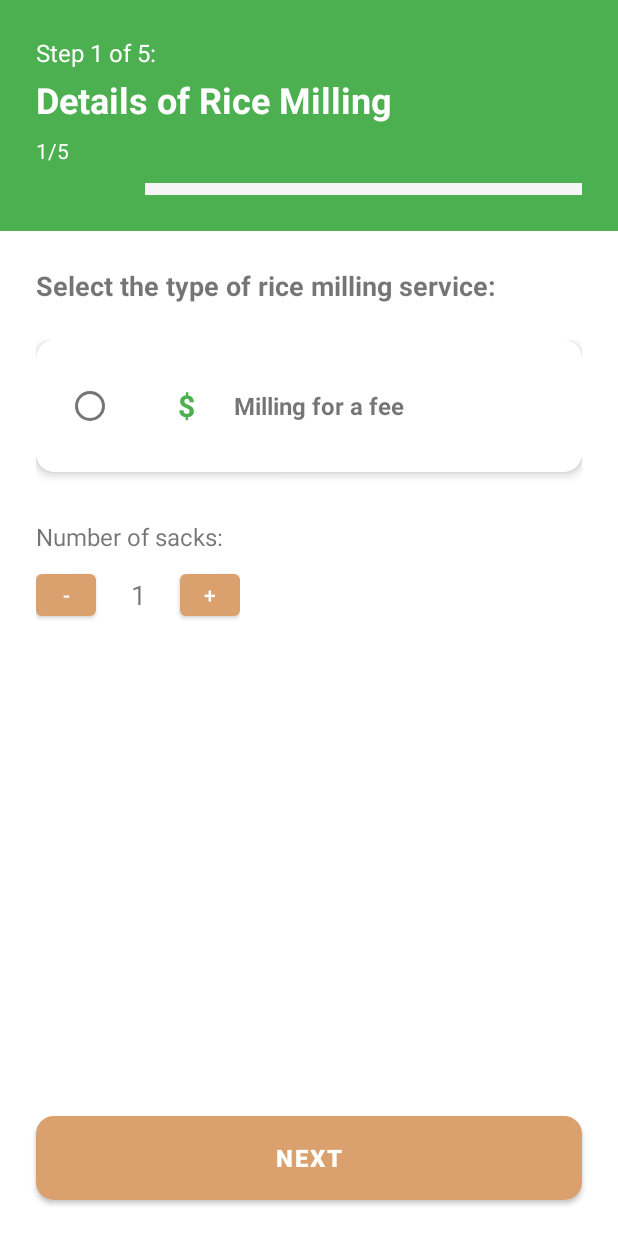
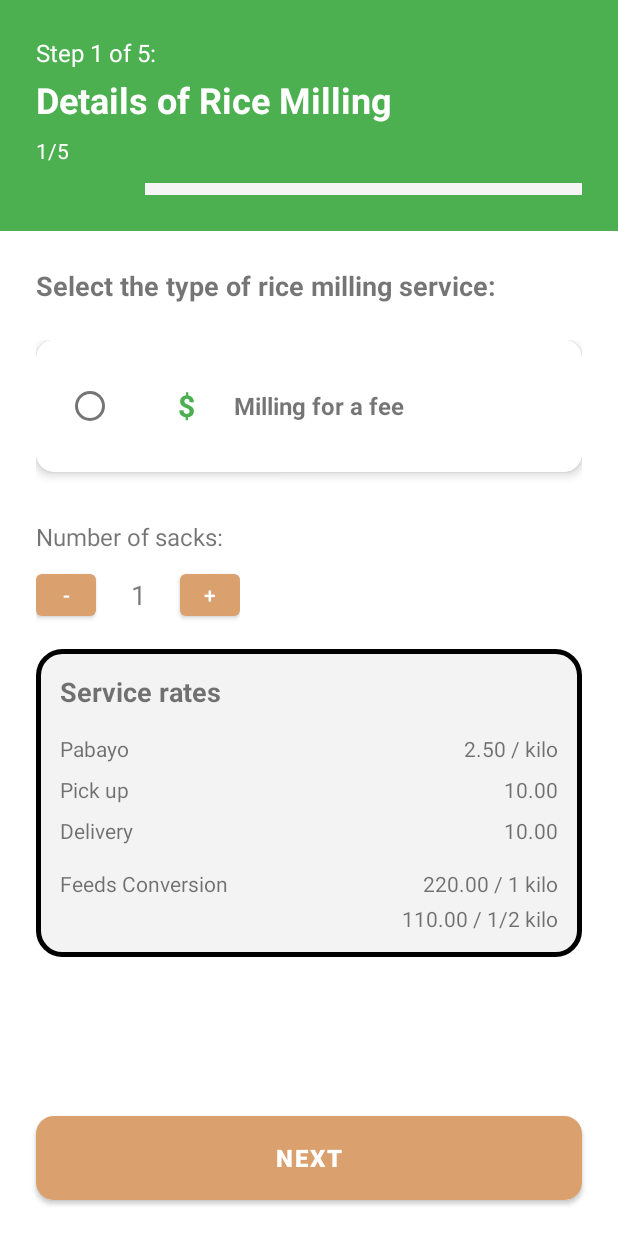
Before and after one commit to Pixiestt/pabayo-app, an Android app: the MillingDetailsFragment screen opened directly, with no data from a screen before it, on a phone screen of 412 x 824 dp. Run offline under Robolectric (Android 15) with nearby library versions, the phone set to English and light mode, and no system bars; network calls fail; 1 statement that could not run was skipped.

Commit message:
service rates sa step 1

```diff
--- a/app/src/main/java/com/example/capstone2/network/ApiClient.kt
+++ b/app/src/main/java/com/example/capstone2/network/ApiClient.kt
@@ -9,7 +9,7 @@ import retrofit2.converter.gson.GsonConverterFactory
 
 
 object ApiClient {
-    private const val BASE_URL = "http://192.168.1.15:8000/"
+    private const val BASE_URL = "http://172.16.29.244:8000/"
 
     private val loggingInterceptor = HttpLoggingInterceptor().apply {
         setLevel(HttpLoggingInterceptor.Level.BODY)
--- a/app/src/main/res/layout/fragment_milling_details.xml
+++ b/app/src/main/res/layout/fragment_milling_details.xml
@@ -19,7 +19,7 @@
             android:id="@+id/tvStepTitle"
             android:layout_width="wrap_content"
             android:layout_height="wrap_content"
-            android:text="Step 1 of 5:"
+            android:text="@string/step_title"
             android:textColor="@color/white"
             android:textSize="16sp" />
 
@@ -27,7 +27,7 @@
             android:layout_width="wrap_content"
             android:layout_height="wrap_content"
             android:layout_marginTop="4dp"
-            android:text="Details of Rice Milling"
+            android:text="@string/details_title"
             android:textColor="@color/white"
             android:textSize="24sp"
             android:textStyle="bold" />
@@ -37,7 +37,7 @@
             android:layout_width="wrap_content"
             android:layout_height="wrap_content"
             android:layout_marginTop="8dp"
-            android:text="1/5"
+            android:text="@string/step_progress_text"
             android:textColor="@color/white"
             android:textSize="14sp" />
 
@@ -82,7 +82,7 @@
             <TextView
                 android:layout_width="wrap_content"
                 android:layout_height="wrap_content"
-                android:text="Select the type of rice milling service:"
+                android:text="@string/select_milling_service"
                 android:textSize="18sp"
                 android:textStyle="bold"
                 android:layout_marginBottom="24dp" />
@@ -121,7 +121,7 @@
                             android:layout_width="32dp"
                             android:layout_height="32dp"
                             android:layout_marginEnd="16dp"
-                            android:text="$"
+                            android:text="@string/currency_dollar"
                             android:textSize="20sp"
                             android:textStyle="bold"
                             android:textColor="@color/primary_green"
@@ -131,7 +131,7 @@
                             android:layout_width="0dp"
                             android:layout_height="wrap_content"
                             android:layout_weight="1"
-                            android:text="Milling for a fee"
+                            android:text="@string/milling_for_fee"
                             android:textSize="16sp"
                             android:textStyle="bold" />
 
@@ -146,7 +146,7 @@
                 android:id="@+id/tvSackLabel"
                 android:layout_width="wrap_content"
                 android:layout_height="wrap_content"
-                android:text="Number of sacks:"
+                android:text="@string/label_number_of_sacks"
                 android:textSize="16sp"
                 android:layout_marginTop="16dp"
                 android:layout_marginBottom="8dp" />
@@ -162,13 +162,13 @@
                     android:id="@+id/btnMinus"
                     android:layout_width="40dp"
                     android:layout_height="40dp"
-                    android:text="-" />
+                    android:text="@string/minus" />
 
                 <TextView
                     android:id="@+id/tvSackCount"
                     android:layout_width="40dp"
                     android:layout_height="wrap_content"
-                    android:text="1"
+                    android:text="@string/sack_default_count"
                     android:textSize="18sp"
                     android:gravity="center"
                     android:layout_marginStart="8dp"
@@ -178,8 +178,15 @@
                     android:id="@+id/btnPlus"
                     android:layout_width="40dp"
                     android:layout_height="40dp"
-                    android:text="+" />
+                    android:text="@string/plus" />
             </LinearLayout>
+
+            <!-- Include existing service rates layout (reused) -->
+            <include
+                layout="@layout/servicerateslayout"
+                android:layout_width="match_parent"
+                android:layout_height="wrap_content"
+                android:layout_marginTop="16dp" />
 
         </LinearLayout>
 
@@ -192,7 +199,7 @@
         android:layout_height="56dp"
         android:layout_margin="24dp"
         android:background="@drawable/button_primary"
-        android:text="Next"
+        android:text="@string/next"
         android:textColor="@color/white"
         android:textSize="16sp"
         android:textStyle="bold"
--- a/app/src/main/res/layout/servicerateslayout.xml
+++ b/app/src/main/res/layout/servicerateslayout.xml
@@ -3,12 +3,12 @@
     android:layout_width="match_parent"
     android:layout_height="wrap_content"
     xmlns:app="http://schemas.android.com/apk/res-auto"
-    android:padding="16sp"
+    android:padding="16dp"
     android:background="@drawable/serviceratebackground">
 
     <TextView
         android:id="@+id/tvTitle"
-        android:text="Service Rates"
+        android:text="@string/service_rates"
         android:textStyle="bold"
         android:textSize="18sp"
         android:layout_width="wrap_content"
@@ -18,7 +18,7 @@
 
     <TextView
         android:id="@+id/tvPabayoLabel"
-        android:text="Pabayo"
+        android:text="@string/sr_pabayo"
         android:layout_width="wrap_content"
         android:layout_height="wrap_content"
         app:layout_constraintTop_toBottomOf="@id/tvTitle"
@@ -29,13 +29,13 @@
         android:id="@+id/tvPabayoRate"
         android:layout_width="wrap_content"
         android:layout_height="wrap_content"
-        android:text="2.50 / kilo"
+        android:text="@string/sr_pabayo_rate"
         app:layout_constraintBaseline_toBaselineOf="@id/tvPabayoLabel"
         app:layout_constraintEnd_toEndOf="parent" />
 
     <TextView
         android:id="@+id/tvPickupLabel"
-        android:text="Pick up"
+        android:text="@string/sr_pickup"
         android:layout_width="wrap_content"
         android:layout_height="wrap_content"
         app:layout_constraintTop_toBottomOf="@id/tvPabayoLabel"
@@ -44,7 +44,7 @@
 
     <TextView
         android:id="@+id/tvPickupRate"
-        android:text="10.00"
+        android:text="@string/sr_pickup_rate"
         android:layout_width="wrap_content"
         android:layout_height="wrap_content"
         app:layout_constraintBaseline_toBaselineOf="@id/tvPickupLabel"
@@ -52,7 +52,7 @@
 
     <TextView
         android:id="@+id/tvDeliveryLabel"
-        android:text="Delivery"
+        android:text="@string/sr_delivery"
         android:layout_width="wrap_content"
         android:layout_height="wrap_content"
         app:layout_constraintTop_toBottomOf="@id/tvPickupLabel"
@@ -61,7 +61,7 @@
 
     <TextView
         android:id="@+id/tvDeliveryRate"
-        android:text="10.00"
+        android:text="@string/sr_delivery_rate"
         android:layout_width="wrap_content"
         android:layout_height="wrap_content"
         app:layout_constraintBaseline_toBaselineOf="@id/tvDeliveryLabel"
@@ -72,7 +72,7 @@
         android:layout_width="wrap_content"
         android:layout_height="wrap_content"
         android:layout_marginTop="16dp"
-        android:text="Feeds Conversion"
+        android:text="@string/sr_feeds_conversion"
         app:layout_constraintStart_toStartOf="parent"
         app:layout_constraintTop_toBottomOf="@id/tvDeliveryLabel" />
 
@@ -81,7 +81,7 @@
         android:layout_width="wrap_content"
         android:layout_height="wrap_content"
         android:layout_marginTop="16dp"
-        android:text="220.00 / 1 kilo"
+        android:text="@string/sr_feeds_rate1"
         app:layout_constraintEnd_toEndOf="parent"
         app:layout_constraintHorizontal_bias="1.0"
         app:layout_constraintStart_toEndOf="@+id/tvFeedsConversionLabel"
@@ -92,7 +92,7 @@
         android:layout_width="wrap_content"
         android:layout_height="wrap_content"
         android:layout_marginTop="4dp"
-        android:text="110.00 / 1/2 kilo"
+        android:text="@string/sr_feeds_rate2"
         app:layout_constraintEnd_toEndOf="parent"
         app:layout_constraintTop_toBottomOf="@id/tvFeedsRate1" />
 
--- a/app/src/main/res/values/strings.xml
+++ b/app/src/main/res/values/strings.xml
@@ -130,4 +130,30 @@
     <string name="hint_pickup_date">Select pickup date</string>
     <string name="next">Next</string>
     <string name="bg_rice_field">Rice field background</string>
+
+    <!-- Milling fragment strings -->
+    <string name="step_title">Step 1 of 5:</string>
+    <string name="details_title">Details of Rice Milling</string>
+    <string name="step_progress_text">1/5</string>
+    <string name="select_milling_service">Select the type of rice milling service:</string>
+    <string name="currency_dollar">$</string>
+    <string name="milling_for_fee">Milling for a fee</string>
+    <string name="label_number_of_sacks">Number of sacks:</string>
+    <string name="minus">-</string>
+    <string name="plus">+</string>
+    <string name="sack_default_count">1</string>
+    <string name="service_rates">Service rates</string>
+    <string name="rate_per_sack_label">Rate per sack:</string>
+    <string name="rate_per_sack_value">₱20.00</string>
+
+    <!-- Service rates layout strings -->
+    <string name="sr_pabayo">Pabayo</string>
+    <string name="sr_pabayo_rate">2.50 / kilo</string>
+    <string name="sr_pickup">Pick up</string>
+    <string name="sr_pickup_rate">10.00</string>
+    <string name="sr_delivery">Delivery</string>
+    <string name="sr_delivery_rate">10.00</string>
+    <string name="sr_feeds_conversion">Feeds Conversion</string>
+    <string name="sr_feeds_rate1">220.00 / 1 kilo</string>
+    <string name="sr_feeds_rate2">110.00 / 1/2 kilo</string>
 </resources>
```
